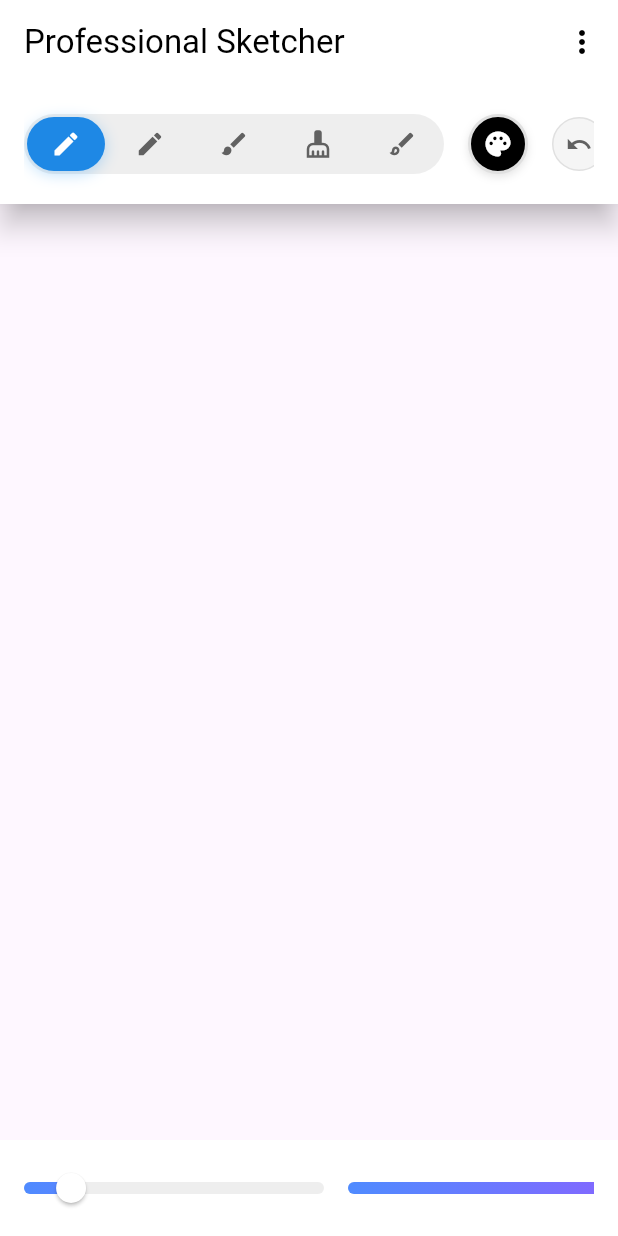
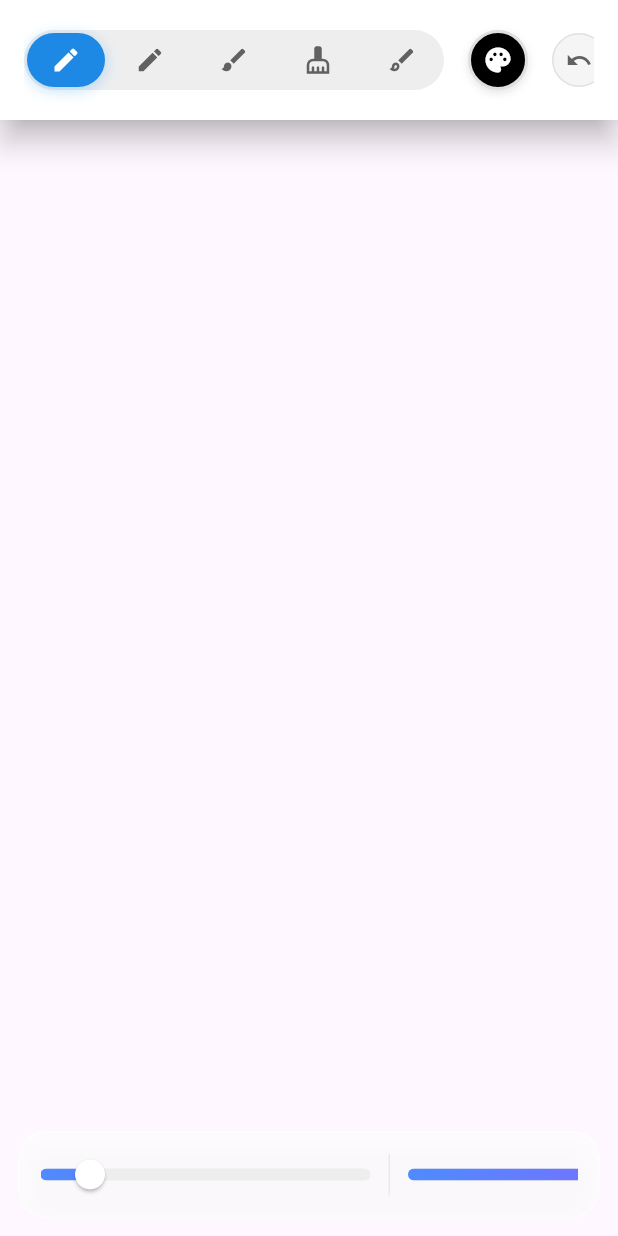
Before and after one commit to kazerdira/sketcher, a Flutter app: the screen it shows after launch, on a phone screen of 412 x 824 dp. Run offline on Flutter 3.47's test engine with Material 3 defaults, Android fonts, the phone set to English and light mode, and no system bars; our stand-ins replace flutter_colorpicker, get, image_picker.

Commit message:
Canvas: make image opacity updates reactive by rebuilding CustomPaint via GetBuilder; smoother slider response

```diff
--- a/lib/main.dart
+++ b/lib/main.dart
@@ -37,6 +37,7 @@ class SketchApp extends StatelessWidget {
   Widget build(BuildContext context) {
     return GetMaterialApp(
       title: 'Professional Sketcher',
+      debugShowCheckedModeBanner: false,
       theme: ThemeData(
         primarySwatch: Colors.blue,
         visualDensity: VisualDensity.adaptivePlatformDensity,
@@ -65,7 +66,7 @@ class SketchScreen extends StatelessWidget {
   @override
   Widget build(BuildContext context) {
     return Scaffold(
-      appBar: AppBar(
+      /*  appBar: AppBar(
         title: const Text('Professional Sketcher'),
         actions: [
           GetBuilder<SketchController>(
@@ -94,7 +95,7 @@ class SketchScreen extends StatelessWidget {
             },
           ),
         ],
-      ),
+      ),*/
       body: const DrawingCanvas(),
     );
   }
--- a/lib/widgets/drawing_canvas.dart
+++ b/lib/widgets/drawing_canvas.dart
@@ -103,20 +103,23 @@ class _DrawingCanvasState extends State<DrawingCanvas> {
                     child: Stack(
                       fit: StackFit.expand,
                       children: [
-                        RepaintBoundary(
+                        GetBuilder<SketchController>(builder: (_) {
+                          return RepaintBoundary(
                             key: _repaintKey,
                             child: CustomPaint(
                               painter: SketchPainter(
                                 strokes: List<Stroke>.from(controller.strokes),
                                 currentStroke: controller.currentStroke,
-                              backgroundImage: controller.backgroundImage.value,
+                                backgroundImage:
+                                    controller.backgroundImage.value,
                                 imageOpacity: controller.imageOpacity.value,
                                 isImageVisible: controller.isImageVisible.value,
                                 backgroundImageData: _backgroundImageData,
                               ),
                               child: const SizedBox.expand(),
                             ),
-                        ),
+                          );
+                        }),
                         GetBuilder<SketchController>(builder: (_) {
                           if (_cursorPos == null ||
                               controller.currentTool.value !=
@@ -368,21 +371,44 @@ class _DrawingCanvasState extends State<DrawingCanvas> {
 
   Widget _buildInlineControls() {
     return GetBuilder<SketchController>(builder: (controller) {
-      return Material(
-        color: Colors.white,
-        child: Padding(
-          padding: const EdgeInsets.symmetric(horizontal: 16, vertical: 8),
+      return Padding(
+        padding: const EdgeInsets.fromLTRB(12, 8, 12, 12),
+        child: SafeArea(
+          top: false,
+          child: Center(
+            child: ClipRRect(
+              borderRadius: BorderRadius.circular(18),
+              child: BackdropFilter(
+                filter: ui.ImageFilter.blur(sigmaX: 12, sigmaY: 12),
+                child: Container(
+                  decoration: BoxDecoration(
+                    color: Colors.white.withOpacity(0.75),
+                    borderRadius: BorderRadius.circular(18),
+                    border: Border.all(color: Colors.white.withOpacity(0.6)),
+                    boxShadow: [
+                      BoxShadow(
+                        color: Colors.black.withOpacity(0.08),
+                        blurRadius: 16,
+                        offset: const Offset(0, 6),
+                      ),
+                    ],
+                  ),
+                  padding:
+                      const EdgeInsets.symmetric(horizontal: 14, vertical: 10),
+                  child: Material(
+                    type: MaterialType.transparency,
                     child: SingleChildScrollView(
                       scrollDirection: Axis.horizontal,
                       child: Row(
                         crossAxisAlignment: CrossAxisAlignment.center,
                         children: [
                           if (controller.backgroundImage.value != null) ...[
-                  IconButton(
+                            _glassIconButton(
+                              icon: Icons.close,
+                              tooltip: 'Remove Image',
                               key: const Key('remove-background-button'),
-                    icon: const Icon(Icons.close, color: Colors.red),
-                    tooltip: 'Remove Image',
-                    onPressed: () {
+                              color: Colors.red,
+                              onTap: () {
                                 setState(() {
                                   _backgroundImageData = null;
                                 });
@@ -391,10 +417,10 @@ class _DrawingCanvasState extends State<DrawingCanvas> {
                                 controller.update();
                               },
                             ),
-                  const SizedBox(width: 8),
+                            _divider(),
                           ],
                           SizedBox(
-                  width: 200,
+                            width: 220,
                             child: ProSlider(
                               label: 'Brush Size',
                               value: controller.brushSize.value,
@@ -406,9 +432,9 @@ class _DrawingCanvasState extends State<DrawingCanvas> {
                               onChanged: (v) => controller.setBrushSize(v),
                             ),
                           ),
-                const SizedBox(width: 16),
+                          _divider(),
                           SizedBox(
-                  width: 200,
+                            width: 220,
                             child: ProSlider(
                               label: 'Stroke Opacity',
                               value: controller.toolOpacity.value,
@@ -421,9 +447,9 @@ class _DrawingCanvasState extends State<DrawingCanvas> {
                             ),
                           ),
                           if (controller.backgroundImage.value != null) ...[
-                  const SizedBox(width: 16),
+                            _divider(),
                             SizedBox(
-                    width: 200,
+                              width: 220,
                               child: ProSlider(
                                 label: 'Image Opacity',
                                 value: controller.imageOpacity.value,
@@ -436,18 +462,67 @@ class _DrawingCanvasState extends State<DrawingCanvas> {
                               ),
                             ),
                           ],
-                const SizedBox(width: 8),
-                IconButton(
-                  icon: const Icon(Icons.image),
+                          _divider(),
+                          _glassIconButton(
+                            icon: Icons.image,
                             tooltip: 'Background',
-                  onPressed: _showImagePicker,
-                ),
-              ],
+                            onTap: _showImagePicker,
+                          ),
+                        ],
+                      ),
+                    ),
+                  ),
+                ),
+              ),
             ),
           ),
         ),
       );
     });
+  }
+
+  Widget _divider() {
+    return Container(
+      margin: const EdgeInsets.symmetric(horizontal: 12),
+      width: 1,
+      height: 28,
+      color: Colors.black.withOpacity(0.06),
+    );
+  }
+
+  Widget _glassIconButton({
+    required IconData icon,
+    required String tooltip,
+    VoidCallback? onTap,
+    Color? color,
+    Key? key,
+  }) {
+    final iconColor = color ?? Colors.grey[700]!;
+    return Tooltip(
+      message: tooltip,
+      child: InkWell(
+        onTap: onTap,
+        borderRadius: BorderRadius.circular(12),
+        child: Container(
+          key: key,
+          width: 36,
+          height: 36,
+          decoration: BoxDecoration(
+            color: Colors.white.withOpacity(0.55),
+            borderRadius: BorderRadius.circular(12),
+            border: Border.all(color: Colors.white.withOpacity(0.7)),
+            boxShadow: [
+              BoxShadow(
+                color: Colors.black.withOpacity(0.06),
+                blurRadius: 8,
+                offset: const Offset(0, 3),
+              )
+            ],
+          ),
+          child: Icon(icon, size: 18, color: iconColor),
+        ),
+      ),
+    );
   }
 
   Widget _buildModernActionButton(
```
Lines whose indentation alone changed are shown as unchanged.
